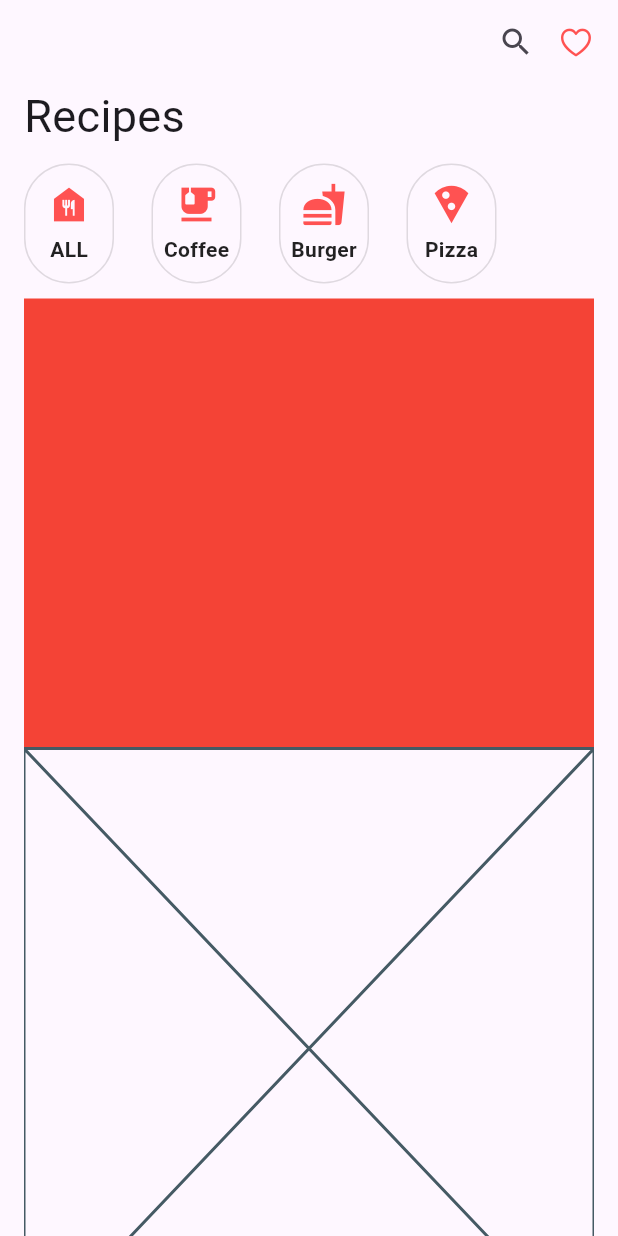
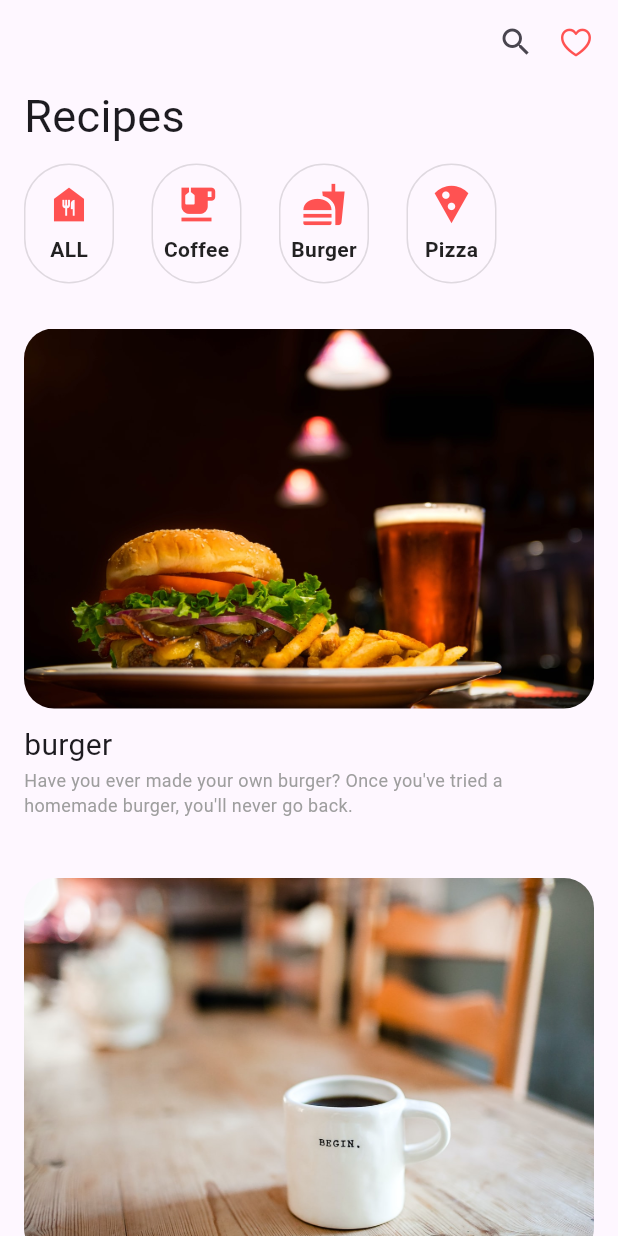
Before and after one commit to heoGom/learn_Java, a Flutter app: the screen it shows after launch, on a phone screen of 412 x 824 dp. Run offline on Flutter 3.47's test engine with Material 3 defaults, Android fonts, the light colour scheme and no system bars; our stand-ins replace google_fonts.

Commit message:
클래스로 뽑아내기,외부라이브러리사용해보기

```diff
--- a/240930 flutter2/lib/main.dart
+++ b/240930 flutter2/lib/main.dart
@@ -16,6 +16,7 @@ class MyApp extends StatelessWidget {
   }
 }
 
+// 하나의 화면
 class HomePage extends StatelessWidget {
   @override
   Widget build(BuildContext context) {
@@ -23,9 +24,9 @@ class HomePage extends StatelessWidget {
       appBar: AppBar(
         actions: [
           Icon(Icons.search),
-          SizedBox(width: 16),
+          const SizedBox(width: 16),
           Icon(CupertinoIcons.heart, color: Colors.redAccent),
-          SizedBox(width: 16),
+          const SizedBox(width: 16),
         ],
       ),
       body: Padding(
@@ -33,18 +34,12 @@ class HomePage extends StatelessWidget {
         child: ListView(
           children: [
             _title(),
-            SizedBox(height: 10),
+            const SizedBox(height: 10),
             _menu(),
-            SizedBox(height: 10),
-            Container(
-              height: 300,
-              color: Colors.red,
-            ),
-            Placeholder(),
-            Container(
-              height: 300,
-              color: Colors.red,
-            ),
+            const SizedBox(height: 10),
+            RecipeItem("burger.jpeg", "burger"),
+            RecipeItem("coffee.jpeg", "coffee"),
+            RecipeItem("pizza.jpeg", "pizza"),
           ],
         ),
       ),
@@ -52,10 +47,12 @@ class HomePage extends StatelessWidget {
   }
 
   Text _title() {
-    return Text("Recipes",
-        style: GoogleFonts.patuaOne(
-          textStyle: TextStyle(fontSize: 30),
-        ));
+    return Text(
+      "Recipes",
+      style: GoogleFonts.patuaOne(
+        textStyle: TextStyle(fontSize: 30),
+      ),
+    );
   }
 
   Row _menu() {
@@ -82,13 +79,59 @@ class HomePage extends StatelessWidget {
       child: Column(
         mainAxisAlignment: MainAxisAlignment.center,
         children: [
-          Icon(mIcon, color: Colors.redAccent, size: 30),
+          Icon(
+            mIcon,
+            color: Colors.redAccent,
+            size: 30,
+          ),
           SizedBox(height: 5),
-          Text("$text",
-              style: TextStyle(
-                  color: Colors.black87, fontWeight: FontWeight.bold)),
+          Text(
+            "$text",
+            style: TextStyle(
+              color: Colors.black87,
+              fontWeight: FontWeight.bold,
+            ),
+          ),
         ],
       ),
     );
   }
 }
+
+class RecipeItem extends StatelessWidget {
+  String imageName;
+  String text;
+
+  RecipeItem(this.imageName, this.text);
+
+  @override
+  Widget build(BuildContext context) {
+    return Padding(
+      padding: const EdgeInsets.symmetric(vertical: 20),
+      child: Column(
+        crossAxisAlignment: CrossAxisAlignment.start,
+        children: [
+          AspectRatio(
+            aspectRatio: 3 / 2,
+            child: ClipRRect(
+              borderRadius: BorderRadius.circular(20),
+              child: Image.asset(
+                "assets/${imageName}",
+                fit: BoxFit.cover,
+              ),
+            ),
+          ),
+          SizedBox(height: 10),
+          Text(
+            "$text",
+            style: TextStyle(fontSize: 20),
+          ),
+          Text(
+            "Have you ever made your own $text? Once you've tried a homemade $text, you'll never go back.",
+            style: TextStyle(color: Colors.grey, fontSize: 12),
+          ),
+        ],
+      ),
+    );
+  }
+}
--- a/240930 flutter2/pubspec.yaml
+++ b/240930 flutter2/pubspec.yaml
@@ -60,7 +60,8 @@ flutter:
   uses-material-design: true
 
   # To add assets to your application, add an assets section, like this:
-  # assets:
+  assets:
+    - assets/
   #   - images/a_dot_burr.jpeg
   #   - images/a_dot_ham.jpeg
 
```
Also changed, not shown: 240930 flutter2/assets/burger.jpeg (added), 240930 flutter2/assets/coffee.jpeg (added), 240930 flutter2/assets/pizza.jpeg (added).
